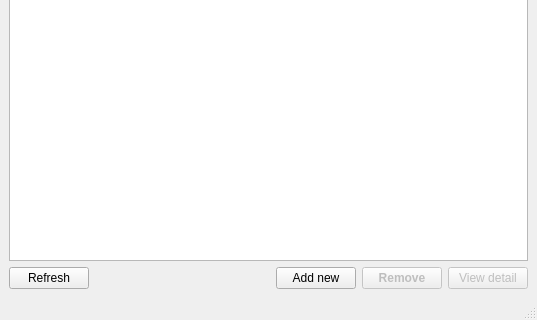
Qt form mainwindow.ui (kevin-ye/KeyKeeper3) before a commit; both pictures show x 0 to 537 and y 230 to 550 of the 537 by 550 pixel window.
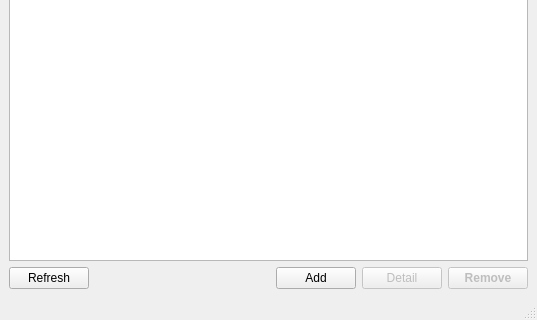
The same form after that commit.

```diff
--- a/mainwindow.ui
+++ b/mainwindow.ui
@@ -43,7 +43,17 @@
       <item>
        <widget class="QPushButton" name="addButton">
         <property name="text">
-         <string>Add new</string>
+         <string>Add</string>
+        </property>
+       </widget>
+      </item>
+      <item>
+       <widget class="QPushButton" name="detailButton">
+        <property name="enabled">
+         <bool>false</bool>
+        </property>
+        <property name="text">
+         <string>Detail</string>
         </property>
        </widget>
       </item>
@@ -63,16 +73,6 @@
         </property>
        </widget>
       </item>
-      <item>
-       <widget class="QPushButton" name="viewdetailButton">
-        <property name="enabled">
-         <bool>false</bool>
-        </property>
-        <property name="text">
-         <string>View detail</string>
-        </property>
-       </widget>
-      </item>
      </layout>
     </item>
    </layout>
```
